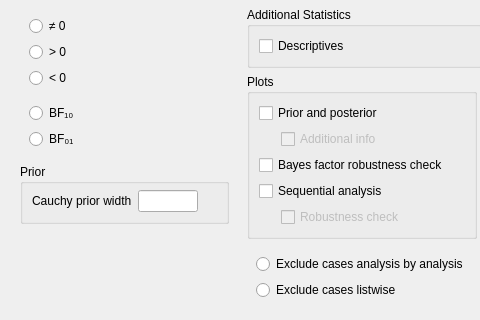
Old version of the form JASP-Desktop/analysisforms/ttestbayesianonesampleform.ui in the repository jasp-stats/jasp-desktop; both pictures show x 0 to 480 and y 219 to 539 of the 597 by 539 pixel window.
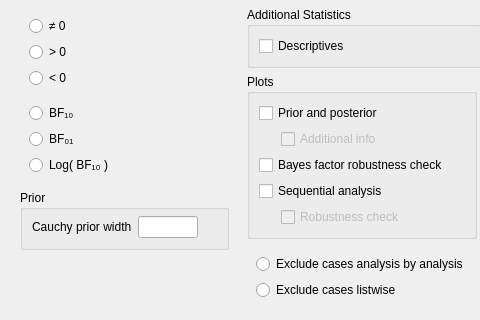
New version of the form. Custom widgets are drawn as their Qt base class.

Patch:
```diff
--- a/JASP-Desktop/analysisforms/ttestbayesianonesampleform.ui
+++ b/JASP-Desktop/analysisforms/ttestbayesianonesampleform.ui
@@ -7,7 +7,7 @@
     <x>0</x>
     <y>0</y>
     <width>597</width>
-    <height>522</height>
+    <height>534</height>
    </rect>
   </property>
   <property name="windowTitle">
@@ -161,6 +161,13 @@
               </property>
              </widget>
             </item>
+            <item row="2" column="0">
+             <widget class="QRadioButton" name="_3">
+              <property name="text">
+               <string>Log( BF₁₀ )</string>
+              </property>
+             </widget>
+            </item>
            </layout>
           </widget>
          </item>
```
